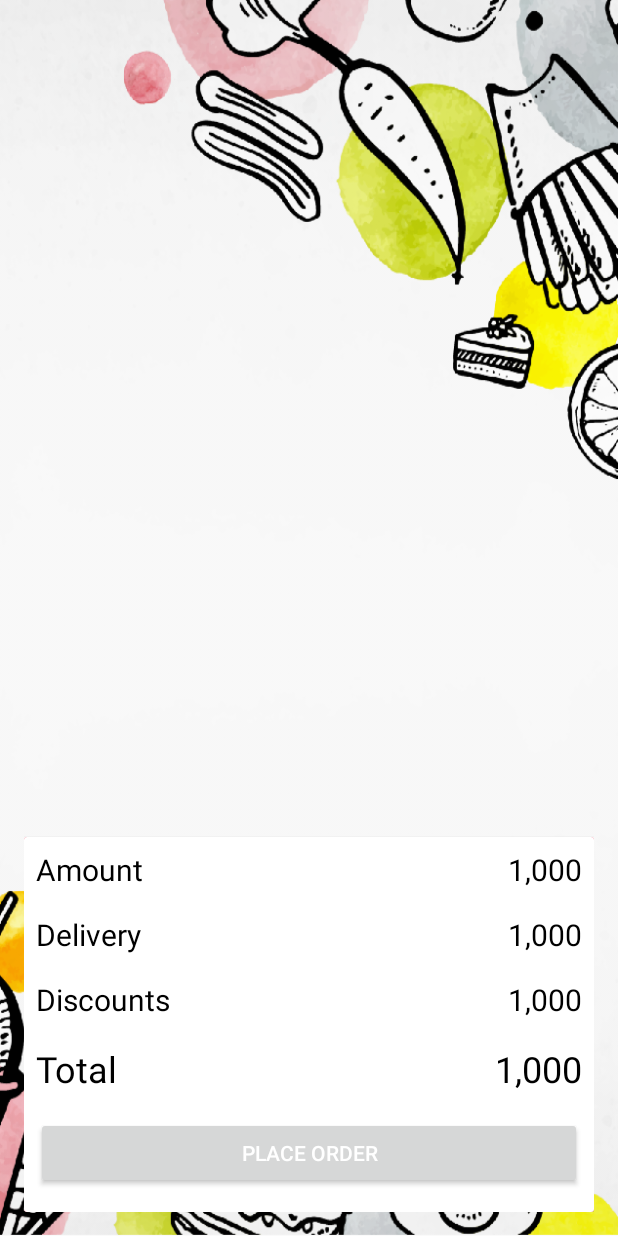
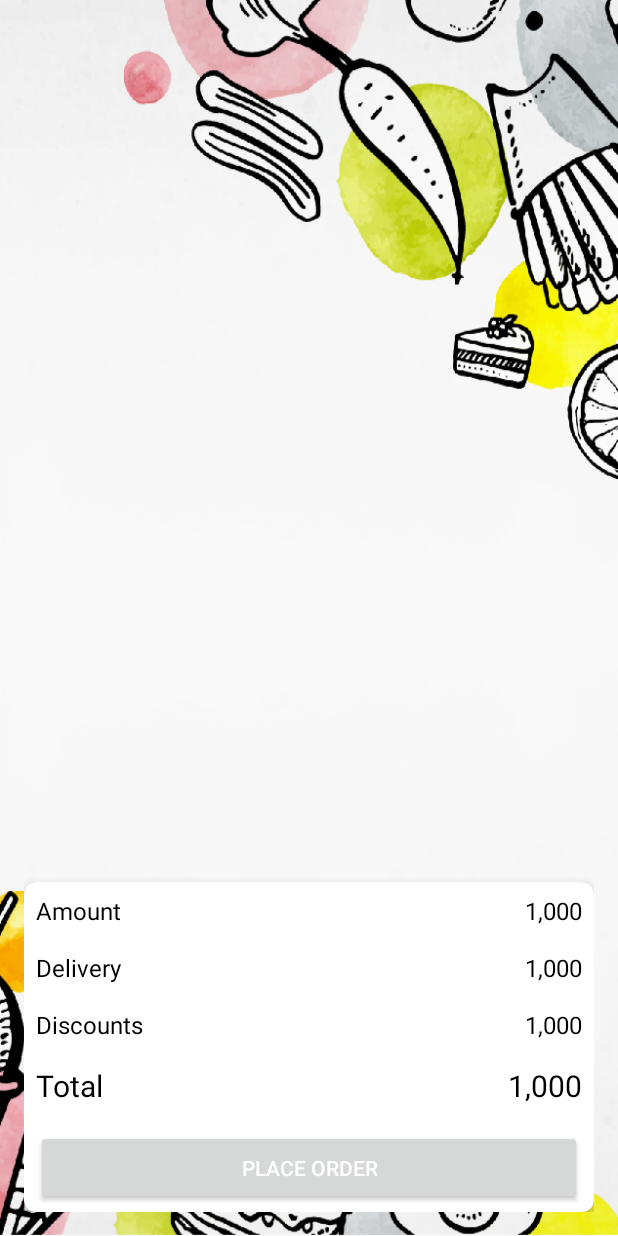
Before and after one commit to krishnakanthpps/MangooApp, an Android app: the layout activity_cart.xml on its own in the app's theme, with its tools: preview values and no code run, on a phone screen of 412 x 824 dp. Run offline under Robolectric (Android 15) with nearby library versions, the phone set to English and light mode, and no system bars; plain views replace FButton.

```diff
--- a/app/src/main/res/layout/activity_cart.xml
+++ b/app/src/main/res/layout/activity_cart.xml
@@ -16,9 +16,11 @@
 
     <android.support.v7.widget.CardView
         android:layout_alignParentBottom="true"
+        app:cardElevation="10dp"
+        app:cardCornerRadius="8dp"
         app:cardBackgroundColor="@color/colorPrimary"
         android:layout_width="match_parent"
-        android:layout_height="250dp">
+        android:layout_height="220dp">
 
         <LinearLayout
             android:layout_width="match_parent"
@@ -27,27 +29,27 @@
             android:layout_height="match_parent">
 
             <RelativeLayout
+                android:layout_width="match_parent"
+                android:layout_height="wrap_content"
                 android:layout_margin="8dp"
-                android:orientation="horizontal"
                 android:gravity="center_vertical"
-                android:layout_width="match_parent"
-                android:layout_height="wrap_content">
+                android:orientation="horizontal">
 
                 <TextView
+                    android:layout_width="wrap_content"
+                    android:layout_height="wrap_content"
                     android:text="Amount "
-                    android:textSize="20sp"
                     android:textColor="@android:color/black"
-                    android:layout_width="wrap_content"
-                    android:layout_height="wrap_content" />
+                    android:textSize="16sp" />
 
                 <TextView
                     android:id="@+id/edtAmount"
+                    android:layout_width="wrap_content"
+                    android:layout_height="wrap_content"
+                    android:layout_alignParentEnd="true"
                     android:text="1,000"
-                    android:textSize="20sp"
-                    android:layout_alignParentEnd="true"
                     android:textColor="@android:color/black"
-                    android:layout_width="wrap_content"
-                    android:layout_height="wrap_content" />
+                    android:textSize="16sp" />
 
             </RelativeLayout>
 
@@ -60,7 +62,7 @@
 
                 <TextView
                     android:text="Delivery "
-                    android:textSize="20sp"
+                    android:textSize="16sp"
                     android:textColor="@android:color/black"
                     android:layout_width="wrap_content"
                     android:layout_height="wrap_content" />
@@ -68,7 +70,7 @@
                 <TextView
                     android:id="@+id/edtDelivery"
                     android:text="1,000"
-                    android:textSize="20sp"
+                    android:textSize="16sp"
                     android:textColor="@android:color/black"
                     android:layout_alignParentEnd="true"
                     android:layout_width="wrap_content"
@@ -85,7 +87,7 @@
 
                 <TextView
                     android:text="Discounts "
-                    android:textSize="20sp"
+                    android:textSize="16sp"
                     android:textColor="@android:color/black"
                     android:layout_width="wrap_content"
                     android:layout_height="wrap_content" />
@@ -93,7 +95,7 @@
                 <TextView
                     android:id="@+id/edtDiscount"
                     android:text="1,000"
-                    android:textSize="20sp"
+                    android:textSize="16sp"
                     android:textColor="@android:color/black"
                     android:layout_alignParentEnd="true"
                     android:layout_width="wrap_content"
@@ -110,7 +112,7 @@
 
                 <TextView
                     android:text="Total "
-                    android:textSize="24sp"
+                    android:textSize="20sp"
                     android:textColor="@android:color/black"
                     android:layout_width="wrap_content"
                     android:layout_height="wrap_content" />
@@ -118,7 +120,7 @@
                 <TextView
                     android:id="@+id/total"
                     android:text="1,000"
-                    android:textSize="24sp"
+                    android:textSize="20sp"
                     android:textColor="@android:color/black"
                     android:layout_alignParentEnd="true"
                     android:layout_width="wrap_content"
@@ -134,13 +136,13 @@
                 android:layout_alignParentBottom="true"
                 android:textColor="@android:color/white"
                 android:layout_width="match_parent"
-                android:layout_height="wrap_content"
+                android:layout_height="50dp"
                 android:layout_margin="8dp"
                 app:fButtonColor="@color/btnSignUp"
                 app:shadowColor="@color/colorAccent"
                 app:shadowEnabled="false"
                 app:shadowHeight="5dp"
-               app:cornerRadius="20dp"
+                app:cornerRadius="30dp"
                 />
             </LinearLayout>
 
--- a/app/src/main/res/layout/cart_layout.xml
+++ b/app/src/main/res/layout/cart_layout.xml
@@ -4,6 +4,8 @@
     xmlns:app="http://schemas.android.com/apk/res-auto"
     android:layout_width="match_parent"
     android:layout_height="wrap_content"
+    app:cardBackgroundColor="@color/white"
+    android:background="@color/white"
     android:layout_margin="8dp"
     app:cardCornerRadius="8dp"
     app:cardElevation="8dp"
--- a/app/src/main/res/layout/order_layout.xml
+++ b/app/src/main/res/layout/order_layout.xml
@@ -5,7 +5,8 @@
     android:layout_width="match_parent"
     android:layout_height="wrap_content"
     android:layout_margin="8dp"
-    app:cardElevation="4dp"
+    app:cardElevation="10dp"
+    app:cardCornerRadius="8dp"
     >
 
     <LinearLayout
```
